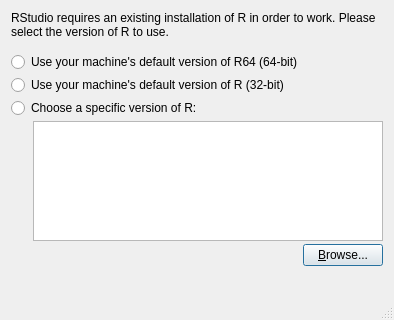
The window that src/cpp/desktop/DesktopChooseRHome.ui (rstudio/rstudio) describes before a commit, drawn with Qt 5.
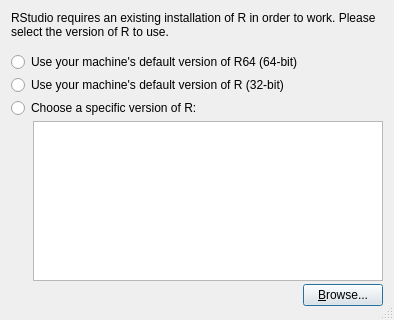
The same window after the commit.

The edit to the form file:
```diff
--- a/src/cpp/desktop/DesktopChooseRHome.ui
+++ b/src/cpp/desktop/DesktopChooseRHome.ui
@@ -159,22 +159,6 @@
      </item>
     </layout>
    </item>
-   <item>
-    <spacer name="verticalSpacer">
-     <property name="orientation">
-      <enum>Qt::Vertical</enum>
-     </property>
-     <property name="sizeType">
-      <enum>QSizePolicy::Fixed</enum>
-     </property>
-     <property name="sizeHint" stdset="0">
-      <size>
-       <width>20</width>
-       <height>40</height>
-      </size>
-     </property>
-    </spacer>
-   </item>
    <item>
     <widget class="QDialogButtonBox" name="buttonBox">
      <property name="orientation">
```
